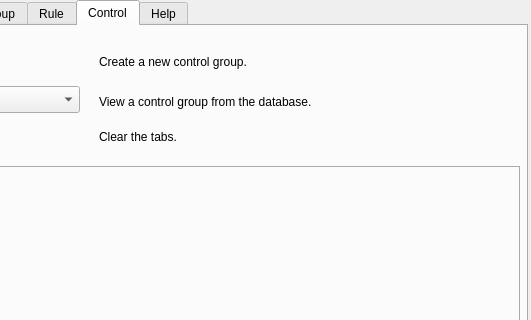
Above: ui/control_structures_dockwidget.ui from nens/threedi-results-analysis before the change; both pictures show x 263 to 794 and y 0 to 320 of the 794 by 571 pixel window. Below: the same form after it.
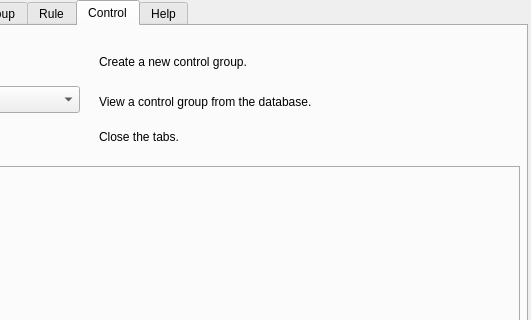
That is the form after the change. The open tabs and pages were chosen to show the change.

Commit message: Add the possibility to clear the Measuring station table.

```diff
--- a/ui/control_structures_dockwidget.ui
+++ b/ui/control_structures_dockwidget.ui
@@ -623,7 +623,7 @@
        </rect>
       </property>
       <property name="text">
-       <string>Clear the tabs.</string>
+       <string>Close the tabs.</string>
       </property>
      </widget>
      <widget class="QTabWidget" name="tab_control_view">
```
Left out of the diff: 6 changed lines with no effect on the pictures. The commit also changes 1 other file.
